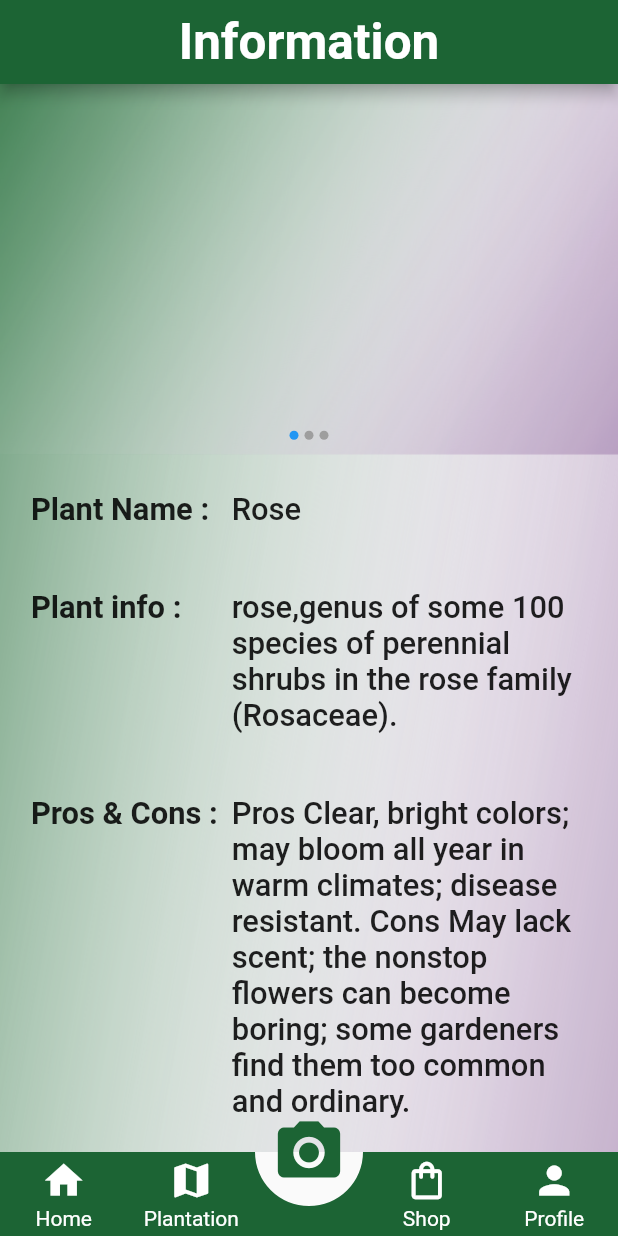
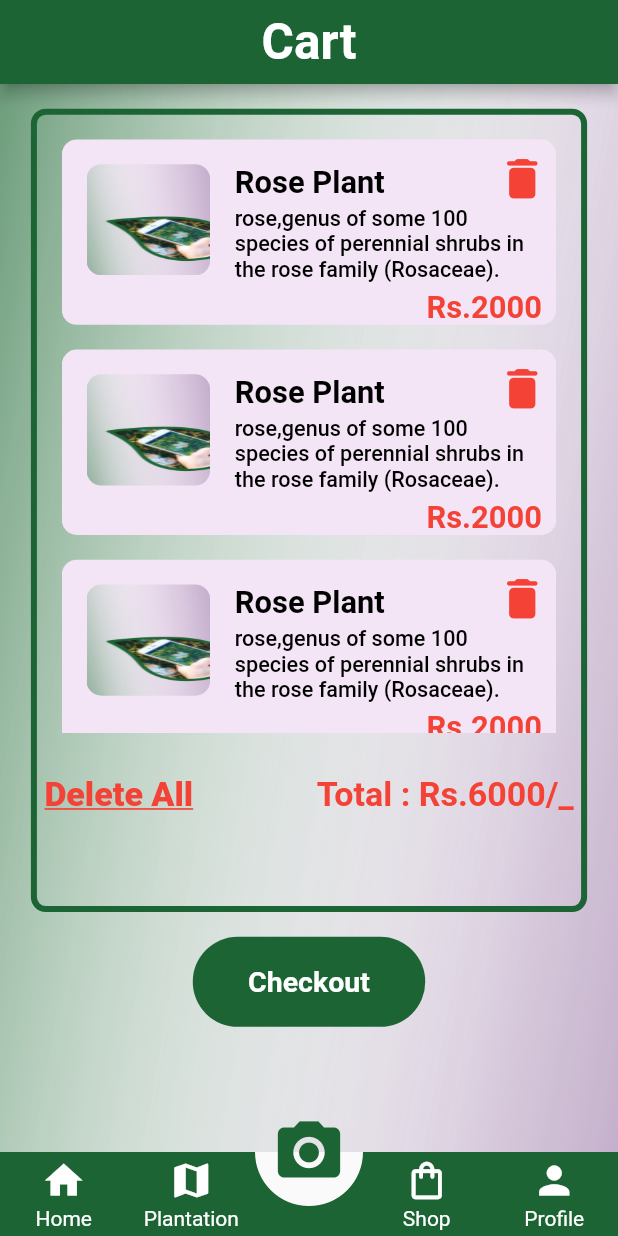
Before and after one commit to owaisalimemon/pakplants_fyp, a Flutter app: the screen it shows after launch, on a phone screen of 412 x 824 dp. Run offline on Flutter 3.47's test engine with Material 2 defaults, Android fonts, the phone set to English and light mode, and no system bars; drawn by our look-alikes of animated_bottom_navigation_bar, flutter_image_slideshow; missing offline and left inert: dart:ffi.

Commit message:
cart screen

```diff
--- /dev/null
+++ b/lib/Screens/cart.dart
@@ -0,0 +1,113 @@
+import 'package:flutter/material.dart';
+import 'package:pakplants/buttons/button134.dart';
+import 'package:pakplants/buttons/button2.dart';
+import 'package:pakplants/widgets/bottomnavigationbar.dart';
+import 'package:pakplants/widgets/centerfloating.dart';
+import 'package:pakplants/widgets/tileforcart.dart';
+import 'package:pakplants/widgets/tileforsale.dart';
+
+class Cart_screen extends StatefulWidget {
+  const Cart_screen({Key? key}) : super(key: key);
+
+  @override
+  _Cart_screenState createState() => _Cart_screenState();
+}
+
+class _Cart_screenState extends State<Cart_screen> {
+  late double width, height;
+
+  Widget build(BuildContext context) {
+    width = MediaQuery.of(context).size.width;
+    height = MediaQuery.of(context).size.height;
+
+    return Scaffold(
+      appBar: AppBar(
+        backgroundColor: Color(0xff1c6434),
+        title: Text(
+          'Cart',
+          style: TextStyle(fontWeight: FontWeight.bold, fontSize: width * 0.08),
+        ),
+        centerTitle: true,
+      ),
+      floatingActionButton: Floatingcenterbutton(),
+      floatingActionButtonLocation: FloatingActionButtonLocation.centerDocked,
+      bottomNavigationBar: BottomNav(),
+      body: Container(
+        height: height,
+        width: width,
+        decoration: BoxDecoration(
+          image: DecorationImage(
+            image: AssetImage("assets/images/background.png"),
+            fit: BoxFit.cover,
+          ),
+        ),
+        child: Padding(
+          padding: EdgeInsets.only(top: height * 0.02),
+          child: Column(
+            children: [
+              Center(
+                child: Container(
+                  width: width * 0.9,
+                  height: height * 0.65,
+                  decoration: BoxDecoration(
+                    border: Border.all(color: Color(0xff1c6434), width: 4),
+                    borderRadius: BorderRadius.circular(10),
+                  ),
+                  child: Column(
+                    children: <Widget>[
+                      Center(
+                        child: Container(
+                          width: width * 0.8,
+                          height: height * 0.5,
+                          // decoration: BoxDecoration(
+                          //   border: Border.all(color: Color(0xff1c6434), width: 4),
+                          //   borderRadius: BorderRadius.circular(10),
+                          // ),
+                          child: ListView.builder(
+                              itemCount: 3,
+                              itemBuilder: (BuildContext context, int index) =>
+                                  Tileforcart_screen()),
+                        ),
+                      ),
+                      Center(
+                        child: Container(
+                          width: width * 0.9,
+                          height: height * 0.1,
+                          child: Row(
+                            children: <Widget>[
+                              button134(
+                                  'Delete All',
+                                  true,
+                                  TextStyle(
+                                    decoration: TextDecoration.underline,
+                                    fontSize: width * 0.055,
+                                    fontWeight: FontWeight.w800,
+                                    color: Colors.red,
+                                  )),
+                              SizedBox(
+                                width: width * 0.2,
+                              ),
+                              Text('Total : Rs.6000/_',
+                                  style: TextStyle(
+                                      fontWeight: FontWeight.bold,
+                                      color: Colors.red,
+                                      fontSize: width * 0.055)),
+                            ],
+                          ),
+                        ),
+                      ),
+                    ],
+                  ),
+                ),
+              ),
+              SizedBox(height: height * 0.02),
+              Center(
+                child: button2("Checkout", Color(0xff1c6434), 30, true),
+              ),
+            ],
+          ),
+        ),
+      ),
+    );
+  }
+}
--- a/lib/main.dart
+++ b/lib/main.dart
@@ -1,4 +1,5 @@
 import 'package:flutter/material.dart';
+import 'package:pakplants/Screens/cart.dart';
 import 'package:pakplants/Screens/getstarted.dart';
 import 'package:pakplants/Screens/home.dart';
 import 'package:pakplants/Screens/identifiedplant.dart';
@@ -26,7 +27,8 @@ class MyApp extends StatelessWidget {
       // home: Scanpic_screen(),
       // home: IndefiedPlant_Screen(),
       // home: Sale_Screen(),
-      home: Plantinfoforsale_screen(),
+      // home: Plantinfoforsale_screen(),
+      home: Cart_screen(),
     );
   }
 }
--- /dev/null
+++ b/lib/widgets/tileforcart.dart
@@ -0,0 +1,159 @@
+import 'package:flutter/material.dart';
+import 'package:pakplants/buttons/buttonforsale.dart';
+
+class Tileforcart_screen extends StatefulWidget {
+  const Tileforcart_screen({Key? key}) : super(key: key);
+
+  @override
+  _Tileforcart_screenState createState() => _Tileforcart_screenState();
+}
+
+class _Tileforcart_screenState extends State<Tileforcart_screen> {
+  late double height, width;
+  @override
+  Widget build(BuildContext context) {
+    height = MediaQuery.of(context).size.height;
+    width = MediaQuery.of(context).size.width;
+    return InkWell(
+      onTap: () {},
+      child: Padding(
+        padding: EdgeInsets.only(left: 0, top: height * 0.02),
+        child: Column(
+          children: <Widget>[
+            Container(
+              height: height * 0.15,
+              width: width * 0.85,
+              decoration: BoxDecoration(
+                color: Colors.purple[50],
+                borderRadius: BorderRadius.circular(10),
+              ),
+              child: Stack(
+                fit: StackFit.expand,
+                children: <Widget>[
+                  Positioned(
+                    top: height * 0.02,
+                    left: width * 0.04,
+                    child: Container(
+                      height: height * 0.09,
+                      width: width * 0.2,
+                      decoration: BoxDecoration(
+                          borderRadius: BorderRadius.circular(10),
+                          image: DecorationImage(
+                              image: AssetImage('assets/images/back.png'),
+                              fit: BoxFit.fill)),
+                    ),
+                  ),
+                  // Positioned(
+                  //     top: height * 0.01,
+                  //     left: width * 0.74,
+                  //     child: Container(
+                  //       child: Center(
+                  //         child: Text(
+                  //           'Active',
+                  //           style: TextStyle(
+                  //               color: Colors.white,
+                  //               fontWeight: FontWeight.bold,
+                  //               fontSize: height * 0.018),
+                  //         ),
+                  //       ),
+                  //       decoration: BoxDecoration(
+                  //         borderRadius: BorderRadius.circular(5),
+                  //         color: Colors.blue,
+                  //       ),
+                  //       height: height * 0.023,
+                  //       width: width * 0.13,
+                  //     )),
+                  // Positioned(
+                  //     top: height * 0.02,
+                  //     left: width * 0.28,
+                  //     child: Text('Rose Plant',
+                  //         style: TextStyle(
+                  //             fontWeight: FontWeight.bold,
+                  //             color: Colors.black,
+                  //             fontSize: width * 0.07))),
+                  Positioned(
+                      top: height * 0.02,
+                      left: width * 0.28,
+                      child: Container(
+                        width: width * 0.5,
+                        height: height * 0.172,
+                        child: Column(
+                          crossAxisAlignment: CrossAxisAlignment.start,
+                          children: [
+                            Text('Rose Plant',
+                                style: TextStyle(
+                                    fontWeight: FontWeight.bold,
+                                    color: Colors.black,
+                                    fontSize: width * 0.05)),
+                            SizedBox(height: height * 0.005),
+                            Text(
+                                'rose,genus of some 100 species of perennial shrubs in the rose family (Rosaceae). ',
+                                style: TextStyle(
+                                    fontWeight: FontWeight.w500,
+                                    color: Colors.black,
+                                    fontSize: width * 0.035)),
+                            SizedBox(height: height * 0.005),
+                            Padding(
+                              padding: EdgeInsets.only(left: width * 0.31),
+                              child: Text('Rs.2000',
+                                  style: TextStyle(
+                                      fontWeight: FontWeight.bold,
+                                      color: Colors.red,
+                                      fontSize: width * 0.05)),
+                            ),
+                          ],
+                        ),
+                      )),
+
+                  Positioned(
+                      top: height * 0.001,
+                      left: width * 0.68,
+                      child: Container(
+                        width: width * 0.13,
+                        height: height * 0.05,
+                        child: IconButton(
+                            onPressed: () {},
+                            icon: Icon(
+                              Icons.delete_rounded,
+                              size: 35,
+                              color: Colors.red,
+                            )),
+                      ))
+
+                  // Positioned(
+                  //     top: height * 0.1,
+                  //     left: width * 0.28,
+                  //     child: Text('Pros and Cons',
+                  //         style: TextStyle(
+                  //             fontWeight: FontWeight.normal,
+                  //             color: Colors.black,
+                  //             fontSize: width * 0.035))),
+                  // Positioned(
+                  //   top: height * 0.13,
+                  //   left: width * 0.27,
+                  //   child: Container(
+                  //     height: height * 0.025,
+                  //     width: width * 0.06,
+                  //     child: Icon(
+                  //       Icons.calendar_today_rounded,
+                  //       color: Colors.blue,
+                  //     ),
+                  //   ),
+                  // ),
+                  // Positioned(
+                  //     top: height * 0.138,
+                  //     left: width * 0.34,
+                  //     child: Text('23/07/2021',
+                  //         style: TextStyle(
+                  //             fontWeight: FontWeight.normal,
+                  //             color: Colors.black,
+                  //             fontSize: width * 0.035))),
+                ],
+              ),
+            )
+          ],
+        ),
+      ),
+    );
+  }
+}
```
